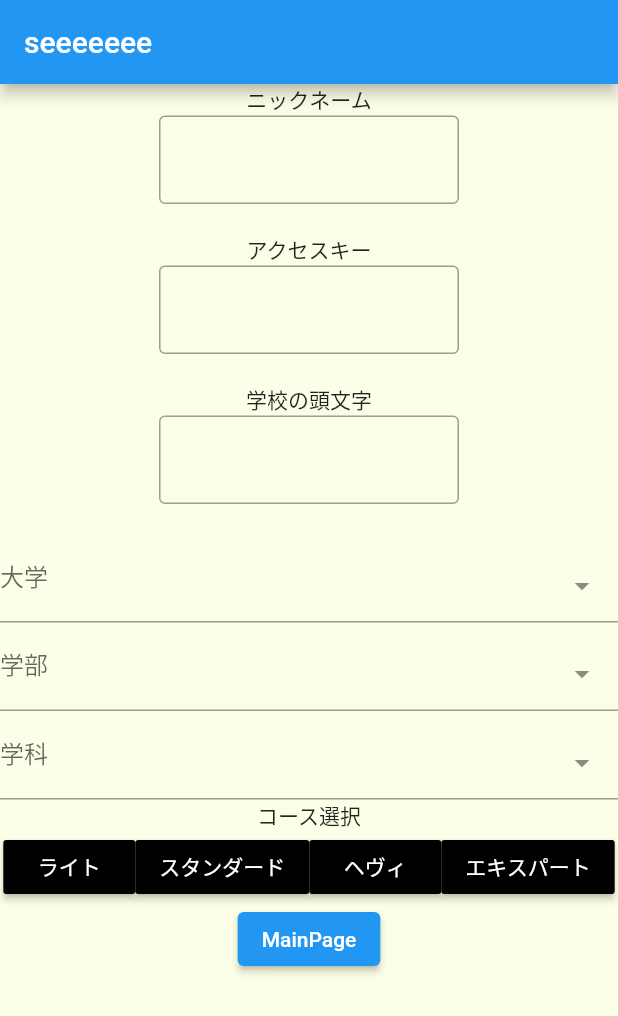
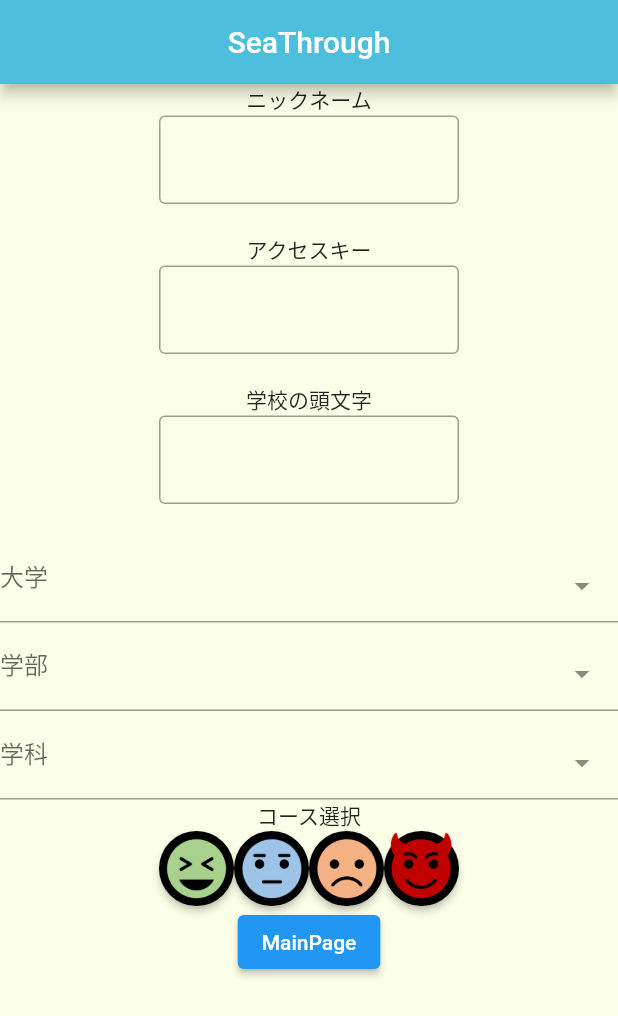
Before and after one commit to mon50/back_calculation, a Flutter app: the screen it shows after launch, on a phone screen of 412 x 824 dp. Shown: the top 1016 px of the screen. Run offline on Flutter 3.47's test engine with Material 2 defaults, Android fonts, the light colour scheme and no system bars; drawn by our look-alikes of select_form_field.

Commit message:
ボタンを画像にした

```diff
--- a/lib/information.dart
+++ b/lib/information.dart
@@ -8,6 +8,7 @@ class InformationPage extends StatefulWidget {
   State<InformationPage> createState() => _InformationPageState();
 }
 
+const kMainColour = Color(0xFF4DBEDC);
 
 bool button_1 = false;
 bool button_2 = false;
@@ -133,7 +134,9 @@ class _InformationPageState extends State<InformationPage> {
   Widget build(BuildContext context) {
     return Scaffold(
       appBar: AppBar(
-        title: Text('seeeeeee'),
+          title: Text('SeaThrough'),
+          centerTitle: true,
+          backgroundColor: kMainColour,
       ),
       body: SingleChildScrollView(
         child: Column(
@@ -222,55 +225,104 @@ class _InformationPageState extends State<InformationPage> {
               mainAxisAlignment: MainAxisAlignment.center,
               children:<Widget>[
                 Container(
-                  child: RaisedButton(
-                    child: new Text('ライト'),
-                    textColor: Colors.white,
-                    color: button_1 ? Colors.blue : Colors.black,
+                  height: 50,
+                  width: 50,
+                  child: RawMaterialButton(
+                    child:Image.asset(
+                      'images/course1.png',
+                    ),
                     onPressed: () => {
                       setState(() {
                         button_1 = true;
-                      })
+                        button_2 = false;
+                        button_3 = false;
+                        button_4 = false;
+                      }),
                     },
+                    elevation: 2.0,
+                    constraints: BoxConstraints.tightFor(
+                      width: 56.0,
+                      height: 56.0,
+                    ),
+                    shape: CircleBorder(),
+                    fillColor: button_1 ? Colors.blue : Colors.black,
                   ),
                 ),
                 Container(
-                    child: RaisedButton(
-                      child: new Text('スタンダード'),
-                      textColor: Colors.white,
-                      color: button_2 ? Colors.blue : Colors.black,
+                  height: 50,
+                  width: 50,
+                  child: RawMaterialButton(
+                    child:Image.asset(
+                      'images/course2.png',
+                    ),
                     onPressed: () => {
                       setState(() {
+                        button_1 = false;
                         button_2 = true;
-                        })
+                        button_3 = false;
+                        button_4 = false;
+                      }),
                     },
+                    elevation: 2.0,
+                    constraints: BoxConstraints.tightFor(
+                    width: 56.0,
+                    height: 56.0,
+                    ),
+                    shape: CircleBorder(),
+                    fillColor: button_2 ? Colors.blue : Colors.black,
                     ),
                 ),
                 Container(
-                    child: RaisedButton(
-                      child: new Text('ヘヴィ'),
-                      textColor: Colors.white,
-                      color: button_3 ? Colors.blue : Colors.black,
+                  height: 50,
+                  width: 50,
+                  child: RawMaterialButton(
+                    child:Image.asset(
+                      'images/course3.png',
+                    ),
                     onPressed: () => {
                       setState(() {
+                        button_1 = false;
+                        button_2 = false;
                         button_3 = true;
+                        button_4 = false;
                       }),
                     },
+                    elevation: 2.0,
+                    constraints: BoxConstraints.tightFor(
+                      width: 56.0,
+                      height: 56.0,
+                    ),
+                    shape: CircleBorder(),
+                    fillColor: button_3 ? Colors.blue : Colors.black,
                   ),
                 ),
                 Container(
-                    child: RaisedButton(
-                      child: new Text('エキスパート'),
-                      textColor: Colors.white,
-                      color: button_4 ? Colors.blue : Colors.black,
+                  height: 50,
+                  width: 50,
+                  child: RawMaterialButton(
+                    child:Image.asset(
+                      'images/course4.png',
+                    ),
                     onPressed: () => {
                       setState(() {
+                        button_1 = false;
+                        button_2 = false;
+                        button_3 = false;
                         button_4 = true;
                       }),
                     },
+                    elevation: 2.0,
+                    constraints: BoxConstraints.tightFor(
+                      width: 56.0,
+                      height: 56.0,
+                    ),
+                    shape: CircleBorder(),
+                    fillColor: button_4 ? Colors.blue : Colors.black,
                   ),
                 ),
               ],
             ),
+
 
             //メインページへ遷移
             Align(
@@ -282,7 +334,7 @@ class _InformationPageState extends State<InformationPage> {
                         context, MaterialPageRoute(builder: (context) => MainPage())
                     );
                   },
-                )
+                ),
             ),
           ],
         ),
```
Also changed, not shown: images/course1.png (added), images/course2.png (added), images/course3.png (added), images/course4.png (added). Lines whose indentation alone changed are shown as unchanged.
